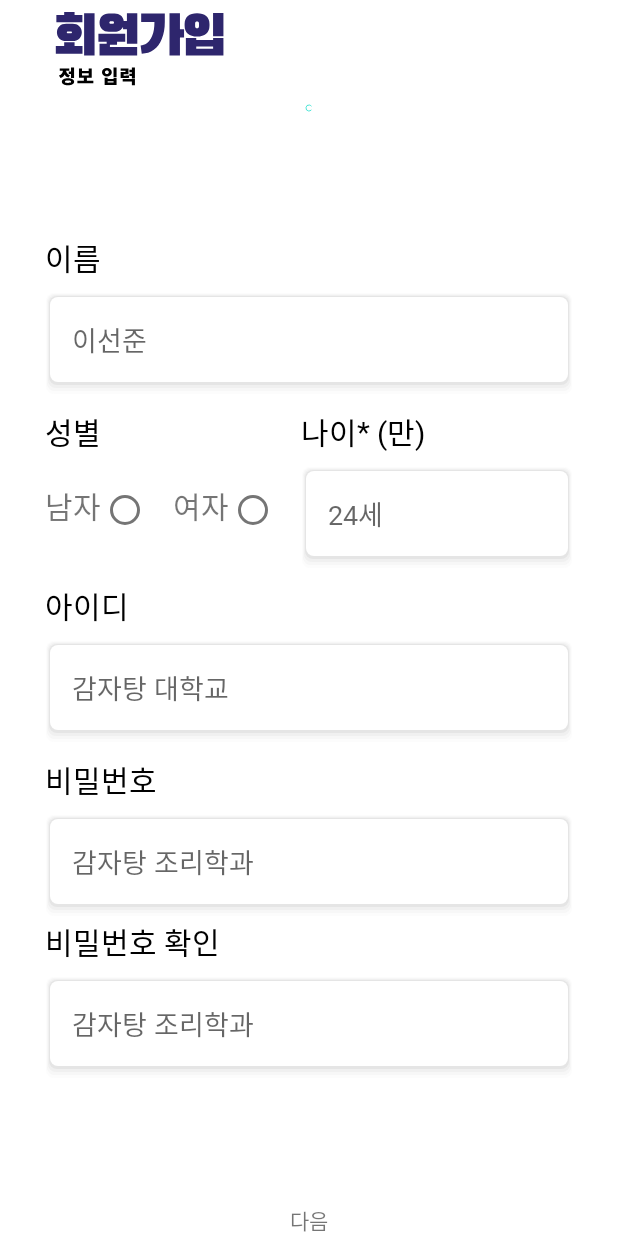
After one commit to 2024ALPHA-FRONT-Kt/Android-Front, an Android app: the layout activity_sign_in_step2_univ_2.xml on its own in the app's theme, with its tools: preview values and no code run, on a phone screen of 412 x 824 dp. The commit adds this screen. Run offline under Robolectric (Android 15) with nearby library versions, the phone set to English and light mode, and no system bars.

Commit message:
[UI] Sign In

```diff
--- /dev/null
+++ b/ALPHA/app/src/main/res/drawable/img_sign_in_step2_2.xml
@@ -0,0 +1,30 @@
+<vector xmlns:android="http://schemas.android.com/apk/res/android"
+    android:width="134dp"
+    android:height="69dp"
+    android:viewportWidth="134"
+    android:viewportHeight="69">
+  <path
+      android:pathData="M24.92,10.01V14.8H7.58V10.01H12.79V8.01H19.71V10.01H24.92ZM26.08,8.72H33.04V36.76H26.08V8.72ZM18.38,15.76C20.23,15.76 21.72,16.29 22.83,17.34C23.97,18.37 24.54,19.75 24.54,21.47C24.54,23.2 23.97,24.58 22.83,25.63C21.72,26.67 20.23,27.18 18.38,27.18H14.13C12.26,27.18 10.76,26.67 9.63,25.63C8.51,24.58 7.96,23.2 7.96,21.47C7.96,19.75 8.51,18.37 9.63,17.34C10.76,16.29 12.26,15.76 14.13,15.76H18.38ZM17.29,22.01C17.48,22.01 17.65,21.97 17.79,21.88C17.93,21.78 18,21.63 18,21.47C18,21.3 17.93,21.17 17.79,21.05C17.65,20.95 17.48,20.88 17.29,20.88H15.21C15.01,20.88 14.84,20.95 14.71,21.05C14.56,21.17 14.5,21.3 14.5,21.47C14.5,21.63 14.56,21.78 14.71,21.88C14.84,21.97 15.01,22.01 15.21,22.01H17.29ZM19.71,28.09V30.51H25V35.63H7.21V30.51H12.79V28.09H19.71Z"
+      android:fillColor="#2E266D"/>
+  <path
+      android:pathData="M61.53,8.72V29.09H54.61V19.47H52.03V17.72C51.55,18.78 50.83,19.59 49.86,20.18C48.88,20.76 47.73,21.05 46.4,21.05H42.53C40.66,21.05 39.16,20.5 38.03,19.38C36.91,18.28 36.36,16.82 36.36,15.01C36.36,13.18 36.91,11.72 38.03,10.63C39.16,9.53 40.66,8.97 42.53,8.97H46.4C48.07,8.97 49.44,9.42 50.53,10.3C51.61,11.2 52.26,12.41 52.48,13.93H54.61V8.72H61.53ZM45.11,15.84C45.38,15.84 45.61,15.76 45.78,15.59C45.94,15.43 46.03,15.22 46.03,14.97C46.03,14.72 45.94,14.53 45.78,14.38C45.61,14.22 45.38,14.13 45.11,14.13H43.82C43.54,14.13 43.32,14.22 43.15,14.38C42.98,14.53 42.9,14.72 42.9,14.97C42.9,15.22 42.98,15.43 43.15,15.59C43.34,15.76 43.57,15.84 43.82,15.84H45.11ZM43.28,29.76V31.22H61.44V36.76H36.36V29.09H41.11V27.63H35.61V22.43H53.48V27.63H48.03V29.76H43.28Z"
+      android:fillColor="#2E266D"/>
+  <path
+      android:pathData="M89.96,8.72H83V36.76H89.96V24.93H92.71V19.38H89.96V8.72ZM64.5,35.63C67.52,35.63 70.18,34.79 72.5,33.09C74.83,31.37 76.63,28.92 77.91,25.72C79.22,22.53 79.87,18.8 79.87,14.55V9.01H64.12V14.55H72.96C72.96,18.36 72.46,21.43 71.46,23.76C70.48,26.09 69.29,27.75 67.87,28.72C66.48,29.67 65.1,30.13 63.75,30.13L64.5,35.63Z"
+      android:fillColor="#2E266D"/>
+  <path
+      android:pathData="M118.95,8.68H112.04V24.01H118.95V8.68ZM93.08,15.93C93.08,13.68 93.8,11.92 95.24,10.63C96.71,9.36 98.75,8.72 101.37,8.72C103.97,8.72 106,9.36 107.45,10.63C108.92,11.92 109.66,13.68 109.66,15.93V17.05C109.66,19.3 108.92,21.07 107.45,22.34C106,23.59 103.97,24.22 101.37,24.22C98.75,24.22 96.71,23.59 95.24,22.34C93.8,21.07 93.08,19.3 93.08,17.05V15.93ZM100.08,17.38C100.08,17.8 100.18,18.12 100.41,18.34C100.66,18.57 100.97,18.68 101.37,18.68C101.79,18.68 102.1,18.57 102.33,18.34C102.55,18.12 102.66,17.8 102.66,17.38V15.55C102.66,15.13 102.55,14.82 102.33,14.59C102.1,14.37 101.79,14.26 101.37,14.26C100.97,14.26 100.66,14.37 100.41,14.59C100.18,14.82 100.08,15.13 100.08,15.55V17.38ZM118.95,36.76V25.13H112.08V26.51H100.83V25.13H93.91V36.76H118.95ZM112.08,30.93V32.34H100.83V30.93H112.08Z"
+      android:fillColor="#2E266D"/>
+  <path
+      android:pathData="M15.86,47.46V49.08H17.34V51.71H19.38V44.74H17.34V47.46H15.86ZM16.61,49.91C14.89,49.35 14.21,48.14 14.08,46.96H16.18V45.37H9.84V46.96H11.97C11.84,48.25 11.15,49.55 9.31,50.17L10.34,51.77C11.68,51.35 12.55,50.47 13.06,49.38C13.57,50.31 14.39,51.09 15.63,51.48L16.61,49.91ZM15.32,55C13.94,55 13.27,54.77 13.27,54.23C13.27,53.66 13.94,53.44 15.32,53.44C16.73,53.44 17.4,53.66 17.4,54.23C17.4,54.77 16.73,55 15.32,55ZM15.32,51.91C12.82,51.91 11.24,52.77 11.24,54.23C11.24,55.68 12.82,56.53 15.32,56.53C17.84,56.53 19.42,55.68 19.42,54.23C19.42,52.77 17.84,51.91 15.32,51.91Z"
+      android:fillColor="#000000"/>
+  <path
+      android:pathData="M24.66,48.66H29.14V50.02H24.66V48.66ZM27.93,53.58V51.61H31.15V45.43H29.14V47.09H24.66V45.43H22.65V51.61H25.9V53.58H21.6V55.19H32.23V53.58H27.93Z"
+      android:fillColor="#000000"/>
+  <path
+      android:pathData="M45.68,44.74V51.08H47.71V44.74H45.68ZM39.76,51.53V56.37H47.71V51.53H45.71V52.45H41.76V51.53H39.76ZM41.76,53.98H45.71V54.77H41.76V53.98ZM41.26,45.18C39.41,45.18 37.99,46.36 37.99,47.99C37.99,49.63 39.41,50.8 41.26,50.8C43.12,50.8 44.53,49.63 44.53,47.99C44.53,46.36 43.12,45.18 41.26,45.18ZM41.26,46.84C42.01,46.84 42.55,47.22 42.55,47.99C42.55,48.76 42.01,49.16 41.26,49.16C40.51,49.16 39.97,48.76 39.97,47.99C39.97,47.22 40.51,46.84 41.26,46.84Z"
+      android:fillColor="#000000"/>
+  <path
+      android:pathData="M55.93,49.93C54.86,50.13 53.91,50.18 52.44,50.21V49.29H55.65V45.39H50.43V46.97H53.65V47.8H50.44V51.81H51.38C53.55,51.81 54.78,51.77 56.12,51.52L55.93,49.93ZM51.79,54.06H57.92V56.49H59.95V52.47H51.79V54.06ZM57.92,44.74V46.29H56.26V47.89H57.92V48.85H56.26V50.43H57.92V52H59.95V44.74H57.92Z"
+      android:fillColor="#000000"/>
+</vector>
--- /dev/null
+++ b/ALPHA/app/src/main/res/layout/activity_sign_in_step2_univ_1.xml
@@ -0,0 +1,6 @@
+<?xml version="1.0" encoding="utf-8"?>
+<androidx.constraintlayout.widget.ConstraintLayout xmlns:android="http://schemas.android.com/apk/res/android"
+    android:layout_width="match_parent"
+    android:layout_height="match_parent">
+
+</androidx.constraintlayout.widget.ConstraintLayout>
--- /dev/null
+++ b/ALPHA/app/src/main/res/layout/activity_sign_in_step2_univ_2.xml
@@ -0,0 +1,190 @@
+<?xml version="1.0" encoding="utf-8"?>
+<androidx.constraintlayout.widget.ConstraintLayout xmlns:android="http://schemas.android.com/apk/res/android"
+    android:layout_width="match_parent"
+    android:layout_height="match_parent"
+    android:layout_marginStart="30dp"
+    android:layout_marginEnd="30dp"
+    xmlns:app="http://schemas.android.com/apk/res-auto">
+    <ImageView
+        android:id="@+id/title"
+        android:layout_width="wrap_content"
+        android:layout_height="wrap_content"
+        app:layout_constraintTop_toTopOf="parent"
+        app:layout_constraintStart_toStartOf="parent"
+        android:src="@drawable/img_sign_in_step2_2"/>
+    <ProgressBar
+        android:id="@+id/step2_progress_bar"
+        android:layout_width="match_parent"
+        android:layout_height="5dp"
+        app:layout_constraintTop_toBottomOf="@id/title"/>
+    <LinearLayout
+        android:id="@+id/edit_contents"
+        android:layout_width="match_parent"
+        android:layout_height="wrap_content"
+        app:layout_constraintTop_toBottomOf="@id/step2_progress_bar"
+        app:layout_constraintBottom_toTopOf="@id/edit_btn"
+        android:orientation="vertical">
+        <LinearLayout
+            android:layout_width="match_parent"
+            android:layout_height="wrap_content"
+            android:layout_marginBottom="8dp"
+            android:orientation="vertical">
+            <TextView
+                android:layout_width="wrap_content"
+                android:layout_height="wrap_content"
+                android:fontFamily="@font/nanumsquareroundlarge"
+                android:textColor="@color/black"
+                android:layout_marginBottom="8dp"
+                android:textSize="20sp"
+                android:text="이름"/>
+            <TextView
+                android:layout_width="match_parent"
+                android:layout_height="wrap_content"
+                android:background="@drawable/edittext_shadow"
+                android:fontFamily="@font/nanumsquareroundbold"
+                android:textSize="18sp"
+                android:hint="이선준"/>
+        </LinearLayout>
+        <androidx.constraintlayout.widget.ConstraintLayout
+            android:layout_width="match_parent"
+            android:layout_height="wrap_content"
+            android:layout_marginBottom="8dp"
+            android:orientation="horizontal">
+            <LinearLayout
+                android:id="@+id/gender"
+                app:layout_constraintStart_toStartOf="parent"
+                app:layout_constraintTop_toTopOf="parent"
+                android:layout_width="wrap_content"
+                android:layout_height="wrap_content"
+                android:orientation="vertical">
+                <TextView
+                    android:layout_width="wrap_content"
+                    android:layout_height="wrap_content"
+                    android:fontFamily="@font/nanumsquareroundlarge"
+                    android:textColor="@color/black"
+                    android:layout_marginBottom="8dp"
+                    android:textSize="20sp"
+                    android:text="성별"/>
+                <RadioGroup
+                    android:layout_width="wrap_content"
+                    android:layout_height="wrap_content"
+                    android:paddingTop="5dp"
+                    android:orientation="horizontal">
+                    <TextView
+                        android:layout_width="wrap_content"
+                        android:layout_height="wrap_content"
+                        android:textSize="20sp"
+                        android:fontFamily="@font/nanumsquareroundbold"
+                        android:text="남자"/>
+                    <RadioButton
+                        android:layout_width="wrap_content"
+                        android:layout_height="wrap_content" />
+                    <TextView
+                        android:layout_width="wrap_content"
+                        android:layout_height="wrap_content"
+                        android:textSize="20sp"
+                        android:fontFamily="@font/nanumsquareroundbold"
+                        android:text="여자"/>
+                    <RadioButton
+                        android:layout_width="wrap_content"
+                        android:layout_height="wrap_content"/>
+                </RadioGroup>
+            </LinearLayout>
+            <LinearLayout
+                android:id="@+id/age"
+                app:layout_constraintEnd_toEndOf="parent"
+                app:layout_constraintStart_toEndOf="@id/gender"
+                app:layout_constraintTop_toTopOf="parent"
+                android:layout_width="0dp"
+                android:layout_height="wrap_content"
+                android:orientation="vertical">
+                <TextView
+                    android:layout_width="wrap_content"
+                    android:layout_height="wrap_content"
+                    android:fontFamily="@font/nanumsquareroundlarge"
+                    android:textColor="@color/black"
+                    android:layout_marginBottom="8dp"
+                    android:textSize="20sp"
+                    android:text="나이* (만)"/>
+                <TextView
+                    android:layout_width="match_parent"
+                    android:layout_height="wrap_content"
+                    android:background="@drawable/edittext_shadow"
+                    android:fontFamily="@font/nanumsquareroundbold"
+                    android:textSize="18sp"
+                    android:hint="24세"/>
+            </LinearLayout>
+
+        </androidx.constraintlayout.widget.ConstraintLayout>
+        <LinearLayout
+            android:layout_width="match_parent"
+            android:layout_height="wrap_content"
+            android:layout_marginBottom="8dp"
+            android:orientation="vertical">
+            <TextView
+                android:layout_width="wrap_content"
+                android:layout_height="wrap_content"
+                android:fontFamily="@font/nanumsquareroundlarge"
+                android:textColor="@color/black"
+                android:layout_marginBottom="8dp"
+                android:textSize="20sp"
+                android:text="아이디"/>
+            <TextView
+                android:layout_width="match_parent"
+                android:layout_height="wrap_content"
+                android:background="@drawable/edittext_shadow"
+                android:fontFamily="@font/nanumsquareroundbold"
+                android:textSize="18sp"
+                android:hint="감자탕 대학교"/>
+        </LinearLayout>
+        <LinearLayout
+            android:layout_width="match_parent"
+            android:layout_height="wrap_content"
+            android:orientation="vertical">
+            <TextView
+                android:layout_width="wrap_content"
+                android:layout_height="wrap_content"
+                android:fontFamily="@font/nanumsquareroundlarge"
+                android:textColor="@color/black"
+                android:layout_marginBottom="8dp"
+                android:textSize="20sp"
+                android:text="비밀번호"/>
+            <TextView
+                android:layout_width="match_parent"
+                android:layout_height="wrap_content"
+                android:background="@drawable/edittext_shadow"
+                android:fontFamily="@font/nanumsquareroundbold"
+                android:textSize="18sp"
+                android:hint="감자탕 조리학과"/>
+        </LinearLayout>
+        <LinearLayout
+            android:layout_width="match_parent"
+            android:layout_height="wrap_content"
+            android:orientation="vertical">
+            <TextView
+                android:layout_width="wrap_content"
+                android:layout_height="wrap_content"
+                android:fontFamily="@font/nanumsquareroundlarge"
+                android:textColor="@color/black"
+                android:layout_marginBottom="8dp"
+                android:textSize="20sp"
+                android:text="비밀번호 확인"/>
+            <TextView
+                android:layout_width="match_parent"
+                android:layout_height="wrap_content"
+                android:background="@drawable/edittext_shadow"
+                android:fontFamily="@font/nanumsquareroundbold"
+                android:textSize="18sp"
+                android:hint="감자탕 조리학과"/>
+        </LinearLayout>
+    </LinearLayout>
+    <TextView
+        android:id="@+id/edit_btn"
+        android:layout_width="wrap_content"
+        android:layout_height="wrap_content"
+        app:layout_constraintBottom_toBottomOf="parent"
+        app:layout_constraintStart_toStartOf="parent"
+        app:layout_constraintEnd_toEndOf="parent"
+        android:text="다음"/>
+
+</androidx.constraintlayout.widget.ConstraintLayout>
```
Also changed, not shown: ALPHA/app/src/main/res/drawable/img_sign_in_step1_1.xml (added, +13 -0 lines), ALPHA/app/src/main/res/drawable/img_sign_in_step2_1.xml (added, +36 -0 lines), ALPHA/app/src/main/res/layout/activity_sign_in_step1.xml (+62 -1 lines).
